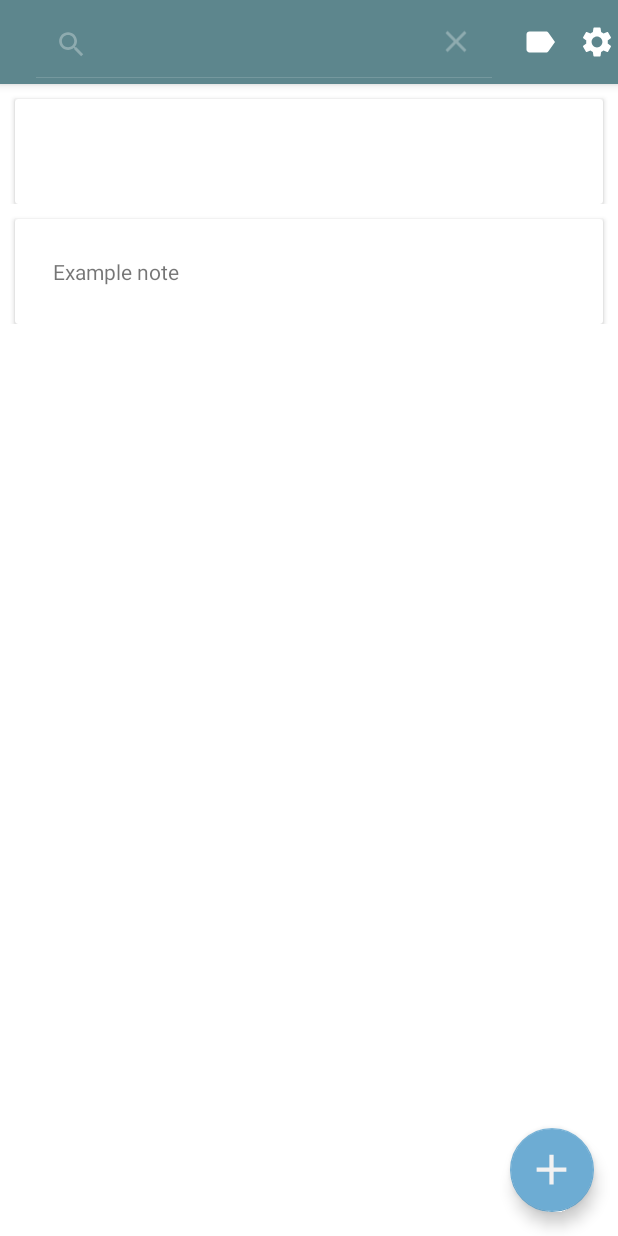
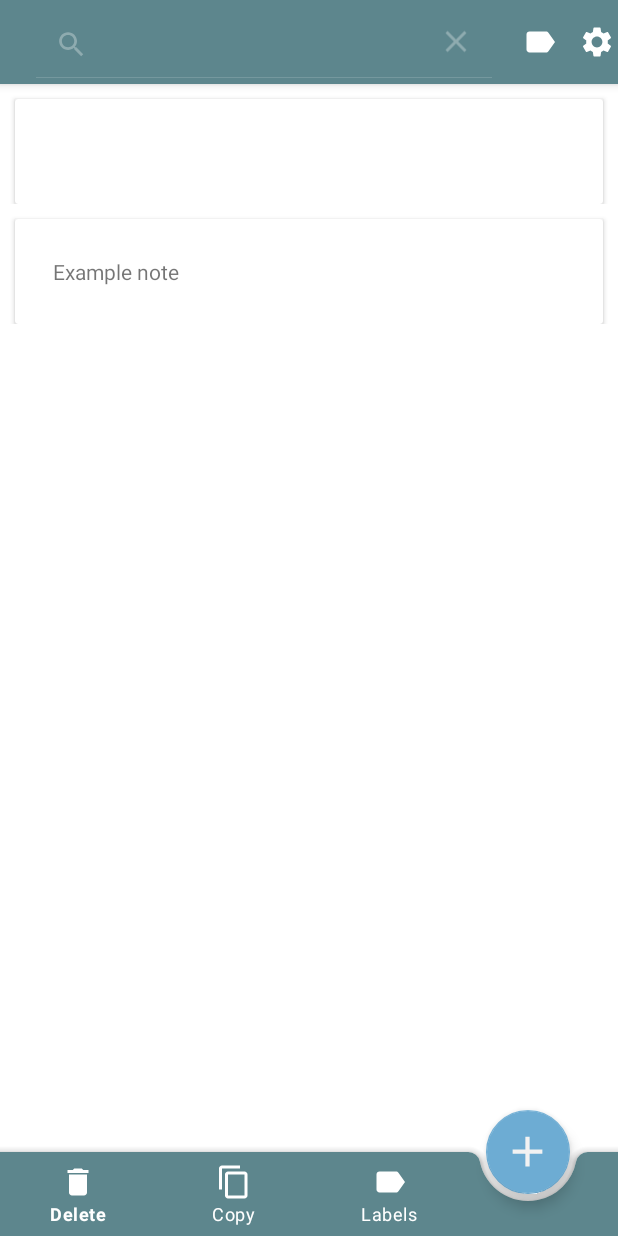
Before and after one commit to wmaterkowska/MyNotes_app, an Android app: the screen it shows after launch (MainActivity), after a tap on "Search", on a phone screen of 412 x 824 dp. Run offline under Robolectric (Android 15) with nearby library versions, the phone set to English and light mode, and no system bars; 3 other taps on this screen came first.

Commit message:
bottom_menu design done,but it does not work yet

```diff
--- /dev/null
+++ b/app/src/main/res/drawable/ic_baseline_content_copy_24.xml
@@ -0,0 +1,5 @@
+<vector android:height="24dp" android:tint="#FFFFFF"
+    android:viewportHeight="24" android:viewportWidth="24"
+    android:width="24dp" xmlns:android="http://schemas.android.com/apk/res/android">
+    <path android:fillColor="@android:color/white" android:pathData="M16,1L4,1c-1.1,0 -2,0.9 -2,2v14h2L4,3h12L16,1zM19,5L8,5c-1.1,0 -2,0.9 -2,2v14c0,1.1 0.9,2 2,2h11c1.1,0 2,-0.9 2,-2L21,7c0,-1.1 -0.9,-2 -2,-2zM19,21L8,21L8,7h11v14z"/>
+</vector>
--- a/app/src/main/res/layout/activity_main.xml
+++ b/app/src/main/res/layout/activity_main.xml
@@ -20,18 +20,52 @@
         app:layout_constraintStart_toStartOf="parent"
         app:layout_constraintTop_toTopOf="parent" />
 
+    <!-- bottom menu with fab ****************************************************************** -->
+    <androidx.coordinatorlayout.widget.CoordinatorLayout
+        android:layout_width="match_parent"
+        android:layout_height="match_parent">
+
+        <androidx.fragment.app.FragmentContainerView
+            android:layout_width="match_parent"
+            android:layout_height="match_parent"
+            android:layout_marginBottom="?attr/actionBarSize" />
+
+        <com.google.android.material.bottomappbar.BottomAppBar
+            android:id="@+id/bottomBar"
+            android:layout_width="match_parent"
+            android:layout_height="wrap_content"
+            android:layout_gravity="bottom"
+            app:backgroundTint="?attr/colorPrimary"
+            app:contentInsetEnd="0dp"
+            app:contentInsetStart="0dp"
+            app:fabAlignmentMode="end"
+            android:visibility="visible">
+
+            <com.google.android.material.bottomnavigation.BottomNavigationView
+                android:id="@+id/bottomNavigation"
+                android:layout_width="match_parent"
+                android:layout_height="match_parent"
+                app:backgroundTint="@android:color/transparent"
+                app:elevation="0dp"
+                android:layout_marginEnd="100dp"
+                app:itemIconTint="@android:color/white"
+                app:itemRippleColor="@android:color/white"
+                app:itemTextColor="@android:color/white"
+                app:menu="@menu/bottom_notes_menu" />
+
+        </com.google.android.material.bottomappbar.BottomAppBar>
 
         <com.google.android.material.floatingactionbutton.FloatingActionButton
             android:id="@+id/add_fab"
             android:layout_width="56dp"
             android:layout_height="56dp"
-        android:layout_gravity="bottom|end"
-        android:layout_margin="16dp"
             android:src="@drawable/ic_fab_new_note2"
             app:fabSize="normal"
             app:maxImageSize="34dp"
-        app:layout_constraintBottom_toBottomOf="parent"
-        app:layout_constraintEnd_toEndOf="parent" />
+            app:layout_anchorGravity="right"
+            app:layout_anchor="@id/bottomBar"/>
+
+    </androidx.coordinatorlayout.widget.CoordinatorLayout>
 
 
     <!-- CardView for changing theme dark/light ************************************************ -->
--- /dev/null
+++ b/app/src/main/res/menu/bottom_notes_menu.xml
@@ -0,0 +1,23 @@
+<?xml version="1.0" encoding="utf-8"?>
+<menu xmlns:android="http://schemas.android.com/apk/res/android">
+
+    <item
+        android:id="@+id/trash"
+        android:title="Delete"
+        android:icon="@drawable/ic_baseline_delete_24">
+    </item>
+
+    <item
+        android:id="@+id/copy"
+        android:title="Copy"
+        android:icon="@drawable/ic_baseline_content_copy_24">
+    </item>
+
+
+
+    <item
+        android:id="@+id/labels"
+        android:title="Labels"
+        android:icon="@drawable/ic_baseline_label_24">
+    </item>
+</menu>
```
Lines whose indentation alone changed are shown as unchanged.
